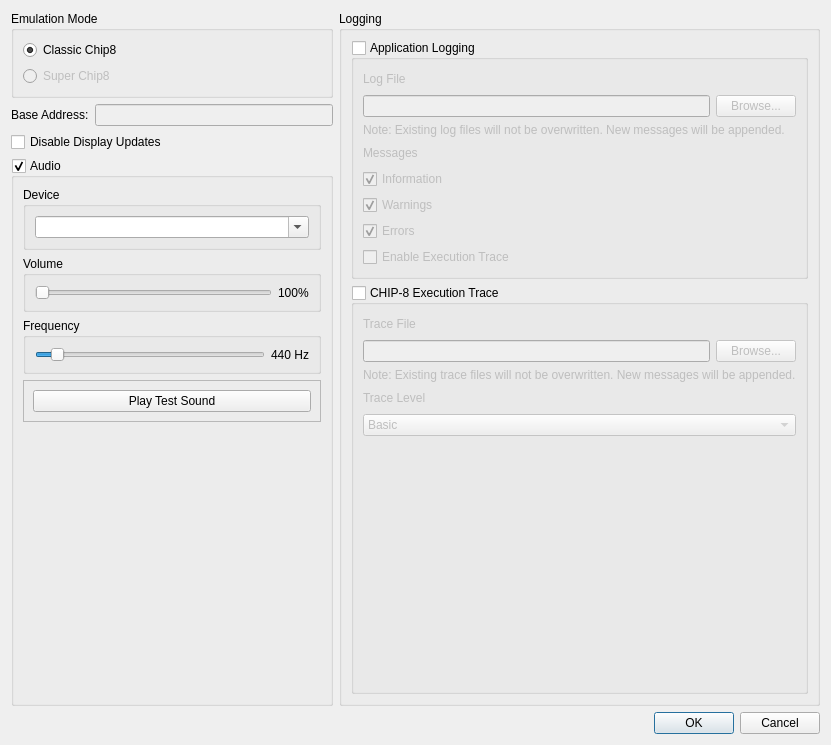
The window that src/gui/ui/configdialog.ui (42wonko/chip8) describes before a commit, drawn with Qt 5.
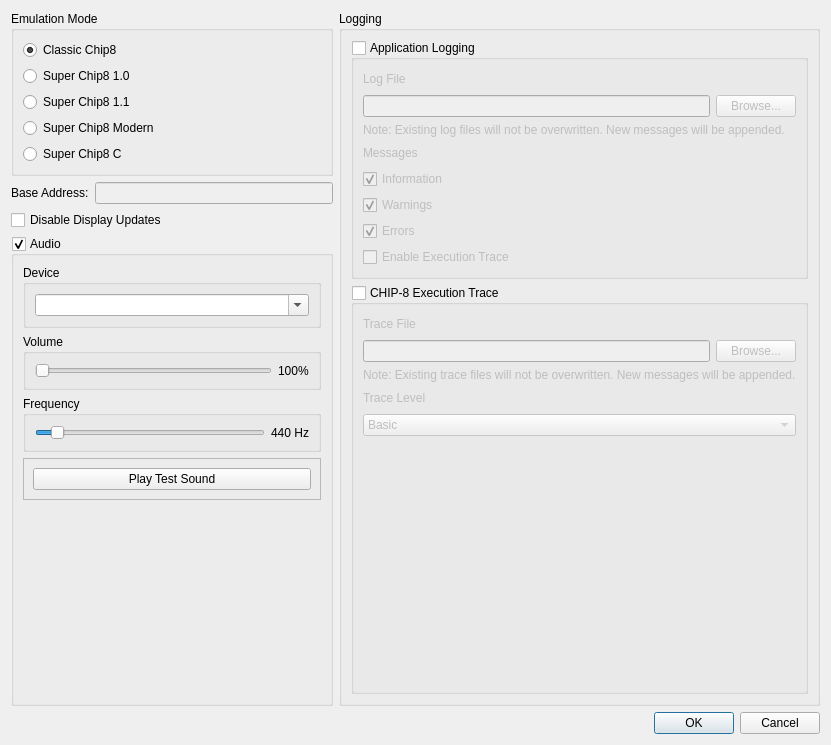
The same window after the commit. Icons and pictures are not drawn.

Commit message: started support for new SuperChip8 V1.0 architecture

```diff
--- a/src/gui/ui/configdialog.ui
+++ b/src/gui/ui/configdialog.ui
@@ -37,10 +37,40 @@
           <item>
            <widget class="QRadioButton" name="superRadioButton">
             <property name="enabled">
-             <bool>false</bool>
+             <bool>true</bool>
             </property>
             <property name="text">
-             <string>Super Chip8</string>
+             <string>Super Chip8 1.0</string>
+            </property>
+           </widget>
+          </item>
+          <item>
+           <widget class="QRadioButton" name="super11RadioButton">
+            <property name="enabled">
+             <bool>true</bool>
+            </property>
+            <property name="text">
+             <string>Super Chip8 1.1</string>
+            </property>
+           </widget>
+          </item>
+          <item>
+           <widget class="QRadioButton" name="superModernRadioButton">
+            <property name="enabled">
+             <bool>true</bool>
+            </property>
+            <property name="text">
+             <string>Super Chip8 Modern</string>
+            </property>
+           </widget>
+          </item>
+          <item>
+           <widget class="QRadioButton" name="superCRadioButton">
+            <property name="enabled">
+             <bool>true</bool>
+            </property>
+            <property name="text">
+             <string>Super Chip8 C</string>
             </property>
            </widget>
           </item>
```
Left out of the diff: 2 changed lines with no effect on the pictures. The commit also changes 20 other files.
